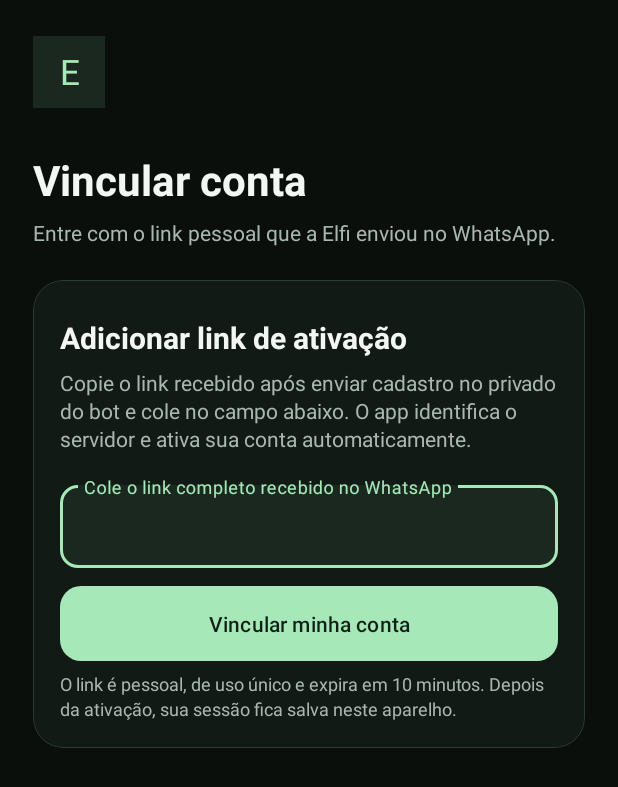
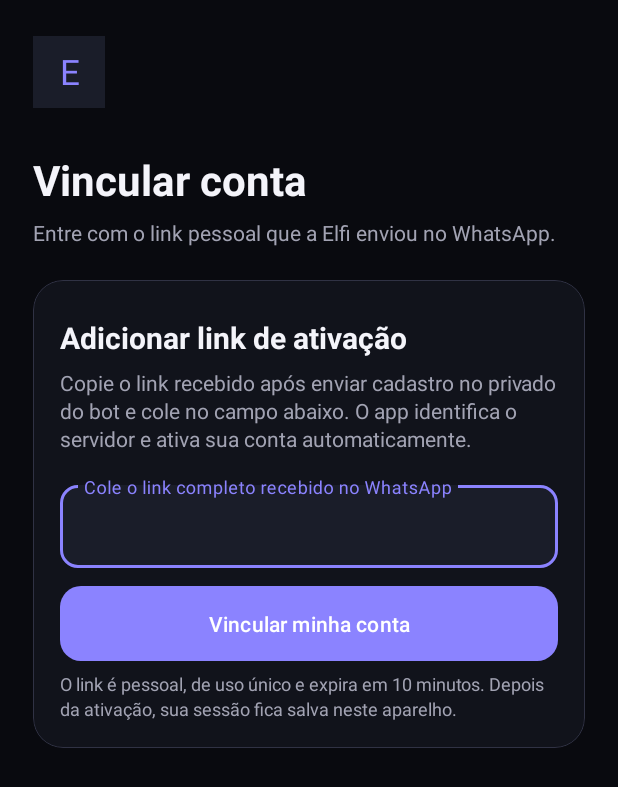
Before and after one commit to MeliRzn/elfi-app, an Android app: the screen it shows after launch (MainActivity), on a phone screen of 412 x 824 dp. Shown: the top 787 px of the screen. Run offline under Robolectric (Android 15) with nearby library versions, the phone set to English and light mode, and no system bars; 1 statement that could not run was skipped.

Commit message:
Replace green accents with dark violet theme

```diff
--- a/app/src/main/res/values/colors.xml
+++ b/app/src/main/res/values/colors.xml
@@ -1,11 +1,11 @@
 <?xml version="1.0" encoding="utf-8"?>
 <resources>
-    <color name="watch_background">#0B0F0C</color>
-    <color name="watch_surface">#121A15</color>
-    <color name="watch_surface_variant">#1A2820</color>
-    <color name="watch_primary">#A6E8B7</color>
-    <color name="watch_on_primary">#102016</color>
-    <color name="watch_text">#F3F7F4</color>
-    <color name="watch_muted">#A9B8AE</color>
-    <color name="watch_outline">#2A3B30</color>
+    <color name="watch_background">#090A0F</color>
+    <color name="watch_surface">#11131B</color>
+    <color name="watch_surface_variant">#1A1D29</color>
+    <color name="watch_primary">#8B83FF</color>
+    <color name="watch_on_primary">#FFFFFF</color>
+    <color name="watch_text">#F4F4FA</color>
+    <color name="watch_muted">#A2A3B3</color>
+    <color name="watch_outline">#303244</color>
 </resources>
```
